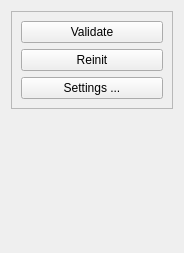
This is Code/GUI/lib/Resources/ContourManualSegmentationWidget.ui in gofigure2/GoFigure2 as Qt 5 draws it before an edit. The edited form follows.
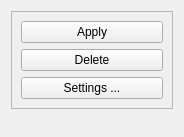
This is the edited form.

Diff of the .ui file:
```diff
--- a/Code/GUI/lib/Resources/ContourManualSegmentationWidget.ui
+++ b/Code/GUI/lib/Resources/ContourManualSegmentationWidget.ui
@@ -7,7 +7,7 @@
     <x>0</x>
     <y>0</y>
     <width>184</width>
-    <height>253</height>
+    <height>137</height>
    </rect>
   </property>
   <property name="windowTitle">
@@ -35,10 +35,7 @@
          <string/>
         </property>
         <property name="text">
-         <string>Validate</string>
-        </property>
-        <property name="shortcut">
-         <string>Ctrl+V</string>
+         <string>Apply</string>
         </property>
        </widget>
       </item>
@@ -51,10 +48,7 @@
          <string>Reinitialize Contour</string>
         </property>
         <property name="text">
-         <string>Reinit</string>
-        </property>
-        <property name="shortcut">
-         <string>Ctrl+R</string>
+         <string>Delete</string>
         </property>
         <property name="checkable">
          <bool>false</bool>
```
